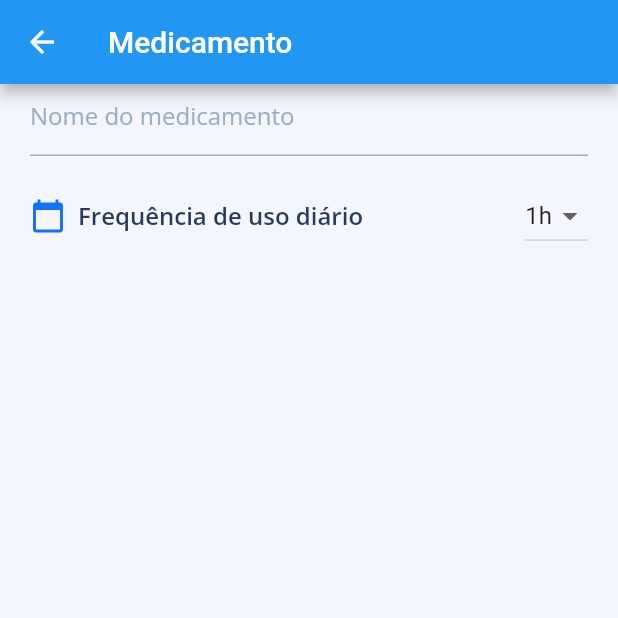
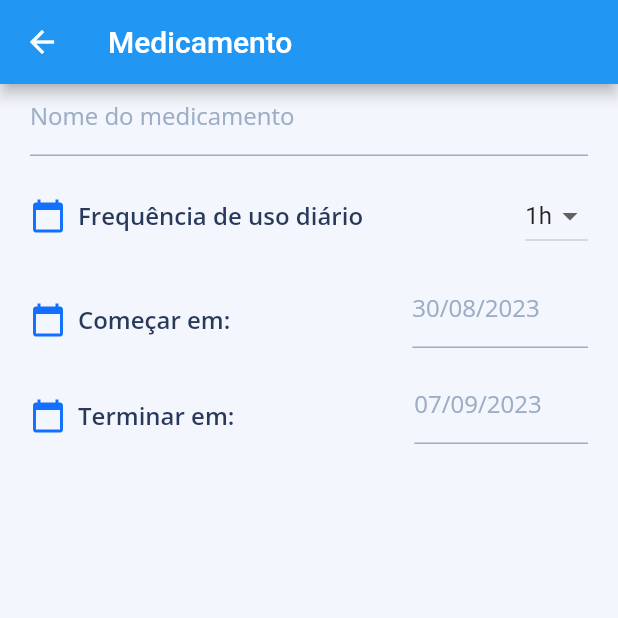
Before and after one commit to gustavool1/medicine_tracker, a Flutter app: the CreatePillPage screen opened directly, on a phone screen of 412 x 824 dp, the top half of it. Run offline on Flutter 3.47's test engine with Material 2 defaults, Android fonts, the phone set to English and light mode, and no system bars; our stand-ins replace bloc, flutter_bloc, google_fonts.

Commit message:
feat: creating the select date to start your medications

```diff
--- a/lib/app.dart
+++ b/lib/app.dart
@@ -17,6 +17,9 @@ class App extends StatelessWidget {
         BlocProvider<PillsBloc>(
           create: (context) => PillsBloc(),
         ),
+        BlocProvider<CalendarBloc>(
+          create: (context) => CalendarBloc(),
+        )
       ],
       child: const MaterialApp(
         debugShowCheckedModeBanner: false,
--- a/lib/bloc/bloc.dart
+++ b/lib/bloc/bloc.dart
@@ -1,2 +1,3 @@
 export 'home/home.dart';
 export 'pills/pills.dart';
+export 'calendar/calendar.dart';
--- /dev/null
+++ b/lib/bloc/calendar/calendar.dart
@@ -0,0 +1,3 @@
+export 'calendar_bloc.dart';
+export 'calendar_event.dart';
+export 'calendar_state.dart';
--- /dev/null
+++ b/lib/bloc/calendar/calendar_bloc.dart
@@ -0,0 +1,25 @@
+import 'package:flutter_bloc/flutter_bloc.dart';
+
+import '../../models/models.dart';
+import 'calendar.dart';
+
+class CalendarBloc extends Bloc<CalendarEvent, CalendarState> {
+  static RangeDateTime rangeDateTime = RangeDateTime();
+
+  CalendarBloc() : super(CalendarState(rangeDateTime)) {
+    on<CalendarEventOnSelectedDayStart>(_onSelectedStartDay);
+    on<CalendarEventOnSelectedDayEnd>(_onSelectedEndDay);
+  }
+
+  _onSelectedStartDay(
+      CalendarEventOnSelectedDayStart event, Emitter<CalendarState> emit) {
+    rangeDateTime = RangeDateTime(start: event.selectedDay);
+    emit(CalendarState(rangeDateTime));
+  }
+
+  _onSelectedEndDay(
+      CalendarEventOnSelectedDayEnd event, Emitter<CalendarState> emit) {
+    rangeDateTime = rangeDateTime.copyWith(end: event.selectedDay);
+    emit(CalendarState(rangeDateTime));
+  }
+}
--- /dev/null
+++ b/lib/bloc/calendar/calendar_event.dart
@@ -0,0 +1,11 @@
+class CalendarEvent {}
+
+class CalendarEventOnSelectedDayStart extends CalendarEvent {
+  final DateTime selectedDay;
+  CalendarEventOnSelectedDayStart(this.selectedDay);
+}
+
+class CalendarEventOnSelectedDayEnd extends CalendarEvent {
+  final DateTime selectedDay;
+  CalendarEventOnSelectedDayEnd(this.selectedDay);
+}
--- /dev/null
+++ b/lib/bloc/calendar/calendar_state.dart
@@ -0,0 +1,6 @@
+import 'package:medicine_tracker/models/models.dart';
+
+class CalendarState {
+  final RangeDateTime rangeDateTime;
+  CalendarState(this.rangeDateTime);
+}
--- a/lib/models/models.dart
+++ b/lib/models/models.dart
@@ -1 +1,2 @@
 export 'pill.dart';
+export 'range_datetime.dart';
--- /dev/null
+++ b/lib/models/range_datetime.dart
@@ -0,0 +1,16 @@
+class RangeDateTime {
+  final DateTime? start;
+  final DateTime? end;
+
+  RangeDateTime({this.start, this.end});
+
+  RangeDateTime copyWith({
+    DateTime? start,
+    DateTime? end,
+  }) {
+    return RangeDateTime(
+      start: start ?? this.start,
+      end: end ?? this.end,
+    );
+  }
+}
--- a/lib/ui/create_pill/create_pill.dart
+++ b/lib/ui/create_pill/create_pill.dart
@@ -1,15 +1,12 @@
 import 'package:flutter/material.dart';
+import 'package:flutter_bloc/flutter_bloc.dart';
+import 'package:medicine_tracker/bloc/bloc.dart';
 import 'package:medicine_tracker/styles/styles.dart';
 
-class CreatePillPage extends StatefulWidget {
+import 'widgets/select_dates.dart';
+
+class CreatePillPage extends StatelessWidget {
   const CreatePillPage({super.key});
-
-  @override
-  State<CreatePillPage> createState() => _CreatePillPageState();
-}
-
-class _CreatePillPageState extends State<CreatePillPage> {
-  String selectedFrequency = '1h';
 
   Widget get pillNameTextField => TextField(
         decoration: InputDecoration(
@@ -48,7 +45,7 @@ class _CreatePillPageState extends State<CreatePillPage> {
                 ),
               ),
             ),
-            Spacer(),
+            const Spacer(),
             DropdownButton<String>(
               items: frequencyList
                   .map<DropdownMenuItem<String>>(
@@ -58,10 +55,8 @@ class _CreatePillPageState extends State<CreatePillPage> {
                     ),
                   )
                   .toList(),
-              onChanged: (value) => setState(() {
-                selectedFrequency = value ?? '';
-              }),
-              value: selectedFrequency,
+              onChanged: (value) => {},
+              value: '1h',
             )
           ],
         ),
@@ -78,7 +73,7 @@ class _CreatePillPageState extends State<CreatePillPage> {
         padding: const EdgeInsets.symmetric(horizontal: 20.0),
         child: Column(
           crossAxisAlignment: CrossAxisAlignment.start,
-          children: [pillNameTextField, frequency],
+          children: [pillNameTextField, frequency, SelectDates()],
         ),
       ),
     );
--- /dev/null
+++ b/lib/ui/create_pill/widgets/select_dates.dart
@@ -0,0 +1,175 @@
+import 'package:flutter/material.dart';
+import 'package:flutter_bloc/flutter_bloc.dart';
+
+import '../../../bloc/bloc.dart';
+import '../../../styles/styles.dart';
+
+class SelectDates extends StatelessWidget {
+  SelectDates({super.key});
+  final TextEditingController _textEditingControllerStartDate =
+      TextEditingController();
+
+  final TextEditingController _textEditingControllerEndDate =
+      TextEditingController();
+
+  Widget selectStartDate(
+          {required BuildContext context,
+          required Function(DateTime) onSelectStartDate,
+          required DateTime startSelectedDate}) =>
+      Padding(
+        padding: const EdgeInsets.only(top: 16.0),
+        child: Row(
+          children: [
+            const Padding(
+              padding: EdgeInsets.only(top: 10.0),
+              child: Icon(
+                Icons.calendar_today,
+                color: ColorPackage.blue,
+              ),
+            ),
+            Padding(
+              padding: const EdgeInsets.only(left: 8.0, top: 10),
+              child: Text(
+                'Começar em: ',
+                style: TextFonts.body1.copyWith(
+                  color: ColorPackage.darkBlue,
+                  fontWeight: FontWeight.w600,
+                ),
+              ),
+            ),
+            const Spacer(),
+            Expanded(
+              child: TextField(
+                  controller: _textEditingControllerStartDate,
+                  decoration: InputDecoration(
+                    hintText: '30/08/2023',
+                    contentPadding: const EdgeInsets.only(bottom: 5),
+                    enabledBorder: const UnderlineInputBorder(
+                      borderSide: BorderSide(color: ColorPackage.lightGray),
+                    ),
+                    focusedBorder: const UnderlineInputBorder(
+                      borderSide: BorderSide(color: ColorPackage.lightGray),
+                    ),
+                    hintStyle: TextFonts.body1.copyWith(
+                      color: ColorPackage.lightGray,
+                    ),
+                  ),
+                  readOnly: true,
+                  onTap: () {
+                    showDialog(
+                      context: context,
+                      builder: (_) => DatePickerDialog(
+                        initialDate: startSelectedDate,
+                        firstDate: DateTime.now(),
+                        lastDate: DateTime.now().add(
+                          const Duration(days: 365),
+                        ),
+                      ),
+                    ).then((value) {
+                      onSelectStartDate(value);
+                      _textEditingControllerStartDate.text =
+                          '${value.day}/${value.month}/${value.year}';
+                    });
+                  }),
+            ),
+          ],
+        ),
+      );
+
+  Widget selectEndDate(
+          {required BuildContext context,
+          required Function(DateTime) onSelectEndDate,
+          required DateTime endSelectedDate}) =>
+      Padding(
+        padding: const EdgeInsets.only(top: 16.0),
+        child: Row(
+          children: [
+            const Padding(
+              padding: EdgeInsets.only(top: 10.0),
+              child: Icon(
+                Icons.calendar_today,
+                color: ColorPackage.blue,
+              ),
+            ),
+            Padding(
+              padding: const EdgeInsets.only(left: 8.0, top: 10),
+              child: Text(
+                'Terminar em: ',
+                style: TextFonts.body1.copyWith(
+                  color: ColorPackage.darkBlue,
+                  fontWeight: FontWeight.w600,
+                ),
+              ),
+            ),
+            const Spacer(),
+            Expanded(
+              child: TextField(
+                  controller: _textEditingControllerEndDate,
+                  decoration: InputDecoration(
+                    hintText: '07/09/2023',
+                    contentPadding: const EdgeInsets.only(bottom: 5),
+                    enabledBorder: const UnderlineInputBorder(
+                      borderSide: BorderSide(color: ColorPackage.lightGray),
+                    ),
+                    focusedBorder: const UnderlineInputBorder(
+                      borderSide: BorderSide(color: ColorPackage.lightGray),
+                    ),
+                    hintStyle: TextFonts.body1.copyWith(
+                      color: ColorPackage.lightGray,
+                    ),
+                  ),
+                  readOnly: true,
+                  onTap: () {
+                    showDialog(
+                      context: context,
+                      builder: (_) => DatePickerDialog(
+                        initialDate: endSelectedDate,
+                        firstDate: DateTime.now(),
+                        lastDate: DateTime.now().add(
+                          const Duration(days: 365),
+                        ),
+                      ),
+                    ).then((value) {
+                      onSelectEndDate(value);
+                      _textEditingControllerEndDate.text =
+                          '${value.day}/${value.month}/${value.year}';
+                    });
+                  }),
+            ),
+          ],
+        ),
+      );
+
+  @override
+  Widget build(BuildContext context) {
+    return BlocBuilder<CalendarBloc, CalendarState>(builder: (context, state) {
+      void selectStartDay(DateTime date) {
+        context.read<CalendarBloc>().add(
+              CalendarEventOnSelectedDayStart(date),
+            );
+      }
+
+      void selectEndDay(DateTime date) {
+        context.read<CalendarBloc>().add(
+              CalendarEventOnSelectedDayEnd(date),
+            );
+      }
+
+      return Column(
+        children: [
+          selectStartDate(
+            context: context,
+            onSelectStartDate: selectStartDay,
+            startSelectedDate: state.rangeDateTime.start ?? DateTime.now(),
+          ),
+          selectEndDate(
+            context: context,
+            onSelectEndDate: selectEndDay,
+            endSelectedDate: state.rangeDateTime.end ??
+                DateTime.now().add(const Duration(days: 1)),
+          ),
+        ],
+      );
+    });
+  }
+}
```
